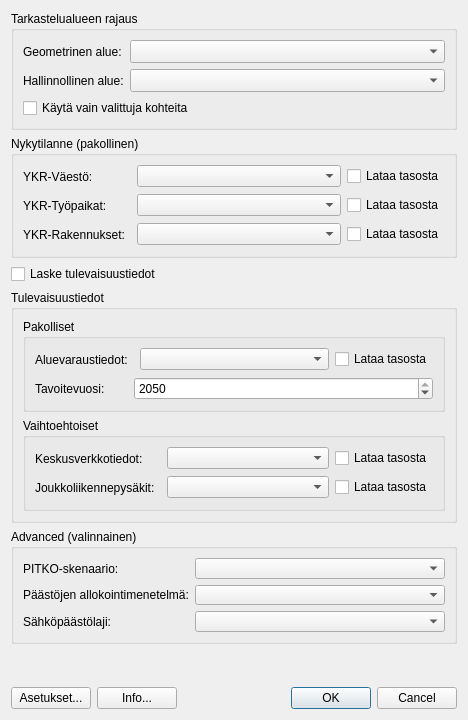
Qt form ykr_tool_main.ui (GispoCoding/assessclimateimpact) before a commit.
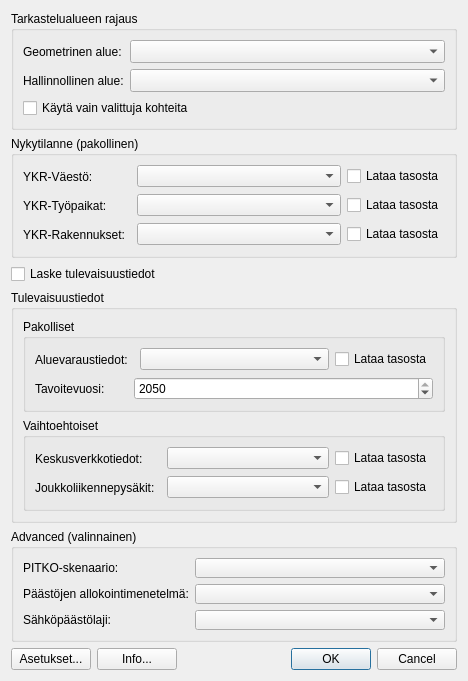
The same form after that commit. Custom widgets are drawn as their Qt base class.

Commit message: Collapse advanced-dialog by default

```diff
--- a/ykr_tool_main.ui
+++ b/ykr_tool_main.ui
@@ -7,7 +7,7 @@
     <x>0</x>
     <y>0</y>
     <width>468</width>
-    <height>720</height>
+    <height>637</height>
    </rect>
   </property>
   <property name="windowTitle">
```
Left out of the diff: 6 changed lines with no effect on the pictures.
